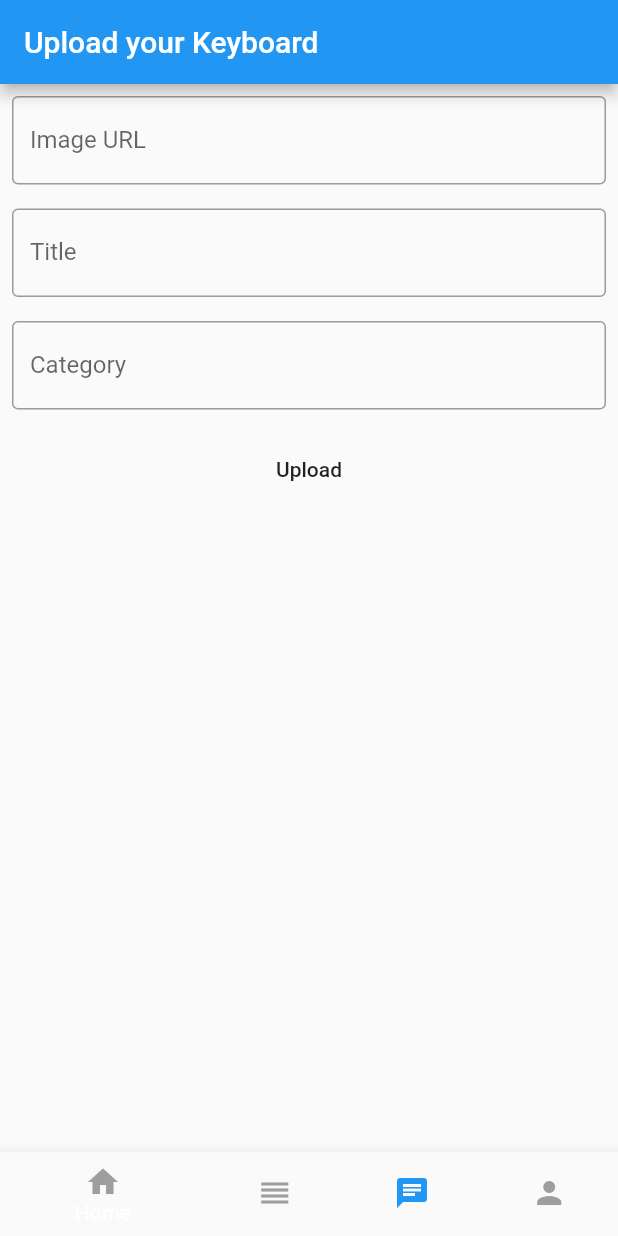
After one commit to oak8MJ/Boardzy-ALPHA, a Flutter app: the screen it shows once a user with an empty profile is signed in, item 3 of the bottom bar chosen, after a tap on "Upload", on a phone screen of 412 x 824 dp. The commit adds this screen. Run offline on Flutter 3.47's test engine with Material 2 defaults, Android fonts, the phone set to English and light mode, and no system bars; our stand-ins replace firebase_auth, firebase_core, firebase_database; missing offline and left inert: dart:ffi; accounts and stored records are empty; network calls fail.

Commit message:
able to upload a post

```diff
--- a/lib/main.dart
+++ b/lib/main.dart
@@ -5,6 +5,7 @@ import 'package:flutter/material.dart';
 import 'package:pages_familiar/login.dart';
 import 'package:pages_familiar/models/message_model.dart';
 import 'package:pages_familiar/pages/appbar.dart';
+import 'package:pages_familiar/pages/social.dart';
 import 'package:pages_familiar/screens/home_screen.dart';
 import 'package:pages_familiar/pages/gaming.dart';
 import 'package:pages_familiar/pages/landingpage.dart';
@@ -77,6 +78,16 @@ class _StreamerState extends State<Streamer> {
   @override
   Widget build(BuildContext context) {
     return MaterialApp(
+      routes: {
+        '/login': (context) => LoginDemo(),
+        '/home': (context) => HomePage(),
+        '/signup': (context) => SignInDemo(),
+        '/settings': (context) => SettingsPage(),
+        '/Office': (context) => OfficePage(),
+        '/gaming': (context) => GamingPage(),
+        '/Chat': (context) => CreateKeyboard(),
+        '/Chatjohn': (context) => ChatScreen(user: john),
+      },
       home: StreamBuilder(
           stream: _streamProvider,
           builder: (BuildContext context, AsyncSnapshot snapshot) {
@@ -84,12 +95,10 @@ class _StreamerState extends State<Streamer> {
               return snapshot.connectionState == ConnectionState.waiting
                   ? Container(child: Text('Still waiting'))
                   : Container(
-                      child: HomePage(),
+                      child: SignInDemo(),
                     ); //login screen
             } else {
-              return Container(
-                      child: Text('Homepage'),
-                    );
+              return HomePage();
             }
           }),
     );
--- a/lib/models/MyAppUser.dart
+++ b/lib/models/MyAppUser.dart
@@ -2,5 +2,5 @@ class MyAppUser {
   final String uid;
   final String? email;
 
-  MyAppUser({required this.uid, this.email});
+  MyAppUser({required this.uid, this.email, category});
 }
--- /dev/null
+++ b/lib/models/post.dart
@@ -0,0 +1,8 @@
+class Post {
+  final String uid;
+  final String image;
+  final String title;
+  final String? category;
+
+  Post({required this.image, required this.title, required this.category, required this.uid});
+}
--- a/lib/pages/appbar.dart
+++ b/lib/pages/appbar.dart
@@ -5,6 +5,7 @@ import 'package:flutter/material.dart';
 import 'package:pages_familiar/pages/account_page.dart';
 import 'package:pages_familiar/pages/categories.dart';
 import 'package:pages_familiar/pages/Home.dart';
+import 'package:pages_familiar/pages/social.dart';
 import 'package:pages_familiar/screens/home_screen.dart';
 
 class HomePage extends StatefulWidget {
@@ -19,7 +20,7 @@ class _HomePageState extends State<HomePage> {
   List<Widget> _screens = [
     BlogPage(),
     CategoriesPage(),
-    HomeScreen(),
+    CreateKeyboard(),
     AccountPage(),
   ];
 
--- a/lib/pages/signup.dart
+++ b/lib/pages/signup.dart
@@ -8,6 +8,13 @@ class SignInDemo extends StatefulWidget {
 
 class _SignInDemoState extends State<SignInDemo> {
   final AuthService _auth = AuthService();
+  final FormKey = GlobalKey<FormState>();
+  var HidenShow = true;
+  void showText() {
+  setState(() {
+    HidenShow = !HidenShow;
+  });
+}
 
   String email = '';
   String password = '';
@@ -20,6 +27,7 @@ class _SignInDemoState extends State<SignInDemo> {
         title: Text("Sign In Page"),
       ),
       body: Form(
+        key: FormKey,
         child: Column(
           children: <Widget>[
             Padding(
@@ -49,6 +57,9 @@ class _SignInDemoState extends State<SignInDemo> {
               padding: const EdgeInsets.only(
                   left: 15.0, right: 15.0, top: 15, bottom: 0),
               child: TextFormField(
+                onChanged: (val) {
+                  setState(() => email = val.trim());
+                },
                 decoration: InputDecoration(
                     border: OutlineInputBorder(),
                     labelText: 'Email',
@@ -56,15 +67,31 @@ class _SignInDemoState extends State<SignInDemo> {
               ),
             ),
             Padding(
+
               padding: const EdgeInsets.only(
                   left: 15.0, right: 15.0, top: 15, bottom: 0),
               //padding: EdgeInsets.symmetric(horizontal: 15),
               child: TextFormField(
-                obscureText: true,
+
+
+                onChanged: (val) {
+                  setState(() => password = val.trim());
+                },
+                obscureText: HidenShow,
+
                 decoration: InputDecoration(
+                    suffixIcon: IconButton(
+  icon: HidenShow
+      ? Icon(Icons.visibility)
+      : Icon(Icons.visibility_off),
+  onPressed: () {
+    showText();
+  },
+),
                     border: OutlineInputBorder(),
                     labelText: 'Password',
                     hintText: 'Enter secure password'),
+
               ),
             ),
             Padding(
@@ -95,11 +122,18 @@ class _SignInDemoState extends State<SignInDemo> {
               decoration: BoxDecoration(
                   color: Colors.blue, borderRadius: BorderRadius.circular(20)),
               child: TextButton(
-                onPressed: () {
-                  Navigator.pushNamed(context, '/home');
+                onPressed: () async {
+                  if (FormKey.currentState!.validate()) {
+                    dynamic result =
+                        await _auth.registerFirebaseUser(email, password);
+                    if (result == null) {
+                      print('could not sign up');
+                      print(result);
+                    }
+                  }
                 },
                 child: Text(
-                  'Sign In',
+                  'Sign Up',
                   style: TextStyle(color: Colors.white, fontSize: 25),
                 ),
               ),
--- /dev/null
+++ b/lib/pages/social.dart
@@ -0,0 +1,89 @@
+import 'package:flutter/material.dart';
+import 'package:pages_familiar/services/auth.dart';
+import 'package:pages_familiar/services/data_service.dart';
+import 'officeboard.dart';
+import 'package:flutter/widgets.dart';
+import 'dart:io';
+import 'package:pages_familiar/auth.dart';
+
+class CreateKeyboard extends StatefulWidget {
+  const CreateKeyboard({Key? key}) : super(key: key);
+
+  @override
+  _CreateKeyboardState createState() => _CreateKeyboardState();
+}
+
+class _CreateKeyboardState extends State<CreateKeyboard> {
+  final AuthService _auth = AuthService();
+  final DataService _data = DataService();
+  String image = '';
+  String title = '';
+  String category = '';
+  final FormKey = GlobalKey<FormState>();
+
+  @override
+  Widget build(BuildContext context) {
+    return Scaffold(
+      body: Form(
+        key: FormKey,
+        child: Column(children: <Widget>[
+          Padding(
+            padding: const EdgeInsets.all(8.0),
+            child: TextFormField(
+              onChanged: (val) {
+                setState(() => image = val.trim());
+              },
+              decoration: InputDecoration(
+                border: OutlineInputBorder(),
+                labelText: 'Image URL',
+              ),
+            ),
+          ),
+          Padding(
+            padding: const EdgeInsets.all(8.0),
+            child: TextFormField(
+              onChanged: (val) {
+                setState(() => title = val.trim());
+              },
+              decoration: InputDecoration(
+                border: OutlineInputBorder(),
+                labelText: 'Title',
+              ),
+            ),
+          ),
+          Padding(
+            padding: const EdgeInsets.all(8.0),
+            child: TextFormField(
+              onChanged: (val) {
+                setState(() => category = val.trim());
+              },
+              decoration: InputDecoration(
+                border: OutlineInputBorder(),
+                labelText: 'Category',
+              ),
+            ),
+          ),
+          Padding(
+            padding: const EdgeInsets.all(8.0),
+            child: MaterialButton(
+                child: Text('Upload'),
+                onPressed: () async {
+                  if (FormKey.currentState!.validate()) {
+                    dynamic result =
+                        await _data.savePost(image, title, category);
+                    if (result == null) {
+                      print('Upload');
+                      print(result);
+                    }
+                  }
+                  Text('Upload');
+                }),
+          )
+        ]),
+      ),
+      appBar: AppBar(
+        title: Text("Upload your Keyboard"),
+      ),
+    );
+  }
+}
--- a/lib/services/auth.dart
+++ b/lib/services/auth.dart
@@ -1,5 +1,6 @@
 import 'package:firebase_auth/firebase_auth.dart';
 import 'package:pages_familiar/models/MyAppUser.dart';
+import 'package:pages_familiar/services/data_service.dart';
 
 class AuthService {
   final FirebaseAuth _auth = FirebaseAuth.instance;
@@ -7,7 +8,12 @@ class AuthService {
   //create MyAppUser from Firebase User
 
   MyAppUser? _userfromFirebaseUser(User? user) {
-    user != null ? MyAppUser(uid: user.uid, email: user.email) : null;
+    return user != null
+        ? MyAppUser(
+            uid: user.uid,
+            email: user.email,
+          )
+        : null;
   }
 
   //create Firebase User
@@ -17,6 +23,9 @@ class AuthService {
       UserCredential result = await _auth.createUserWithEmailAndPassword(
           email: email, password: password);
       User? user = result.user;
+      print(user);
+      DataService().saveUser(user);
+      return _userfromFirebaseUser(user);
     } catch (e) {
       print(e.toString());
       return null;
@@ -29,6 +38,7 @@ class AuthService {
       UserCredential result = await _auth.signInWithEmailAndPassword(
           email: email, password: password);
       User? user = result.user;
+      return _userfromFirebaseUser(user);
     } catch (e) {
       print(e.toString());
       return null;
@@ -45,5 +55,7 @@ class AuthService {
   }
 
 
-  Stream<MyAppUser?> get user => _auth.authStateChanges().map(_userfromFirebaseUser);
+
+  Stream<MyAppUser?> get user =>
+      _auth.authStateChanges().map(_userfromFirebaseUser);
 }
--- a/lib/services/data_service.dart
+++ b/lib/services/data_service.dart
@@ -1,8 +1,8 @@
 import 'package:firebase_database/firebase_database.dart';
+import 'package:pages_familiar/models/post.dart';
+import 'package:uuid/uuid.dart';
 
 class DataService {
-  final String uid;
-  DataService({required this.uid});
   final connection = FirebaseDatabase.instance.reference();
 
   //save user
@@ -14,4 +14,13 @@ class DataService {
       'email': user.email,
     });
   }
+
+  //savepost
+  Future<Post> savePost(image, title, category) async {
+    var id = Uuid().v1();
+    final postRef = connection.child('Post').child(id);
+    postRef
+        .set({'uid': id, 'image': image, 'title': title, 'category': category});
+    return Post(image: image, title: title, category: category, uid: id);
+  }
 }
--- a/pubspec.yaml
+++ b/pubspec.yaml
@@ -34,6 +34,11 @@ dependencies:
   firebase_database: ^7.1.2
   firebase_core: ^1.4.0
   provider: ^4.3.1
+  image_picker: ^0.8.2
+  image_cropper: ^1.4.1
+  firebase_storage: ^10.0.1
+  permission_handler: ^8.1.4+2
+  uuid: ^3.0.4
 
 
 dev_dependencies:
```
Also changed, not shown: pubspec.lock.
